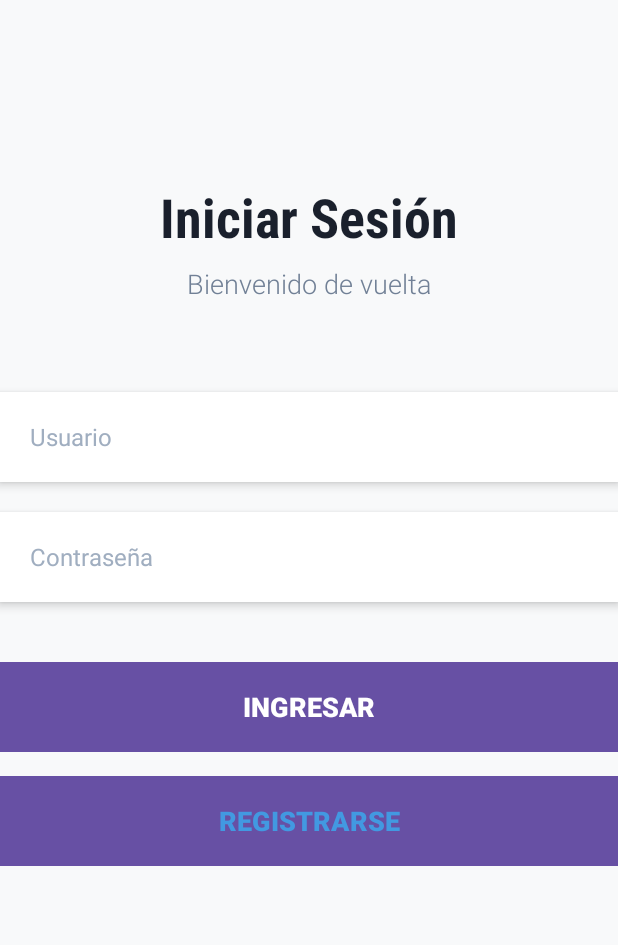
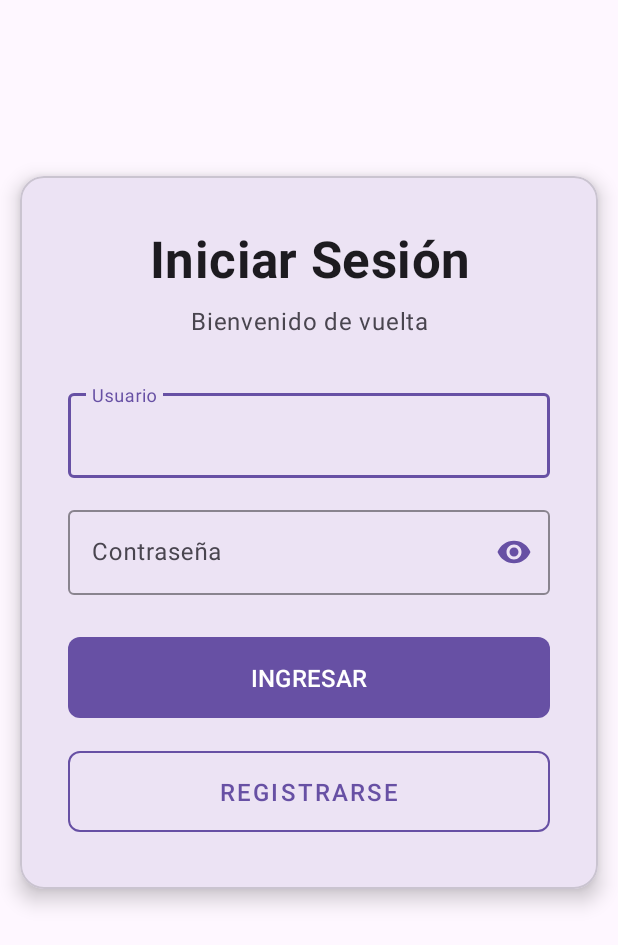
Before and after one commit to Emmmirr/SharedPreferencesApp, an Android app: the LoginActivity screen opened directly, with no data from a screen before it, on a phone screen of 412 x 824 dp. Shown: the top 945 px of the screen. Run offline under Robolectric (Android 15) with nearby library versions, the phone set to English and light mode, and no system bars.

Commit message:
Actualización login

```diff
--- a/app/src/main/res/layout/activity_login.xml
+++ b/app/src/main/res/layout/activity_login.xml
@@ -5,107 +5,118 @@
     android:id="@+id/main"
     android:layout_width="match_parent"
     android:layout_height="match_parent"
-    android:background="#F8F9FA"
-    android:padding="32dp"
+    android:background="?android:attr/colorBackground"
+    android:padding="24dp"
     tools:context=".LoginActivity">
 
+    <!-- Card principal del login -->
+    <com.google.android.material.card.MaterialCardView
+        android:id="@+id/cardLogin"
+        android:layout_width="0dp"
+        android:layout_height="wrap_content"
+        android:layout_marginTop="100dp"
+        app:cardCornerRadius="16dp"
+        app:cardElevation="8dp"
+        app:cardUseCompatPadding="true"
+        app:cardBackgroundColor="?attr/colorSurface"
+        app:layout_constraintEnd_toEndOf="parent"
+        app:layout_constraintStart_toStartOf="parent"
+        app:layout_constraintTop_toTopOf="parent">
+
+        <LinearLayout
+            android:layout_width="match_parent"
+            android:layout_height="wrap_content"
+            android:orientation="vertical"
+            android:padding="32dp">
+
+            <!-- Título -->
             <TextView
                 android:id="@+id/tvTitle"
-        android:layout_width="wrap_content"
+                android:layout_width="match_parent"
                 android:layout_height="wrap_content"
-        android:layout_marginTop="120dp"
+                android:gravity="center"
                 android:text="Iniciar Sesión"
-        android:textColor="#1A202C"
-        android:textSize="36sp"
+                android:textAppearance="?attr/textAppearanceHeadline4"
+                android:textColor="?attr/colorOnSurface"
                 android:textStyle="bold"
-        android:fontFamily="sans-serif-condensed"
-        app:layout_constraintEnd_toEndOf="parent"
-        app:layout_constraintStart_toStartOf="parent"
-        app:layout_constraintTop_toTopOf="parent" />
+                android:layout_marginBottom="8dp" />
 
+            <!-- Subtítulo -->
             <TextView
                 android:id="@+id/tvSubtitle"
-        android:layout_width="wrap_content"
+                android:layout_width="match_parent"
                 android:layout_height="wrap_content"
-        android:layout_marginTop="8dp"
+                android:gravity="center"
                 android:text="Bienvenido de vuelta"
-        android:textColor="#718096"
-        android:textSize="18sp"
-        android:fontFamily="sans-serif-light"
-        app:layout_constraintEnd_toEndOf="parent"
-        app:layout_constraintStart_toStartOf="parent"
-        app:layout_constraintTop_toBottomOf="@+id/tvTitle" />
+                android:textAppearance="?attr/textAppearanceBody1"
+                android:textColor="?attr/colorOnSurfaceVariant"
+                android:layout_marginBottom="32dp" />
 
-    <EditText
+            <!-- Campo de usuario -->
+            <com.google.android.material.textfield.TextInputLayout
+                android:layout_width="match_parent"
+                android:layout_height="wrap_content"
+                android:layout_marginBottom="16dp"
+                android:hint="Usuario"
+                app:boxStrokeColor="?attr/colorPrimary"
+                app:hintTextColor="?attr/colorPrimary">
+
+                <com.google.android.material.textfield.TextInputEditText
                     android:id="@+id/etUsername"
-        android:layout_width="0dp"
-        android:layout_height="60dp"
-        android:layout_marginTop="60dp"
-        android:background="#FFFFFF"
-        android:elevation="4dp"
-        android:hint="Usuario"
+                    android:layout_width="match_parent"
+                    android:layout_height="wrap_content"
                     android:inputType="text"
-        android:paddingLeft="20dp"
-        android:paddingRight="20dp"
-        android:textColor="#2D3748"
-        android:textColorHint="#A0AEC0"
+                    android:textColor="?attr/colorOnSurface" />
+
+            </com.google.android.material.textfield.TextInputLayout>
+
+            <!-- Campo de contraseña -->
+            <com.google.android.material.textfield.TextInputLayout
+                android:layout_width="match_parent"
+                android:layout_height="wrap_content"
+                android:layout_marginBottom="24dp"
+                android:hint="Contraseña"
+                app:boxStrokeColor="?attr/colorPrimary"
+                app:hintTextColor="?attr/colorPrimary"
+                app:passwordToggleEnabled="true"
+                app:passwordToggleTint="?attr/colorPrimary">
+
+                <com.google.android.material.textfield.TextInputEditText
+                    android:id="@+id/etContrasena"
+                    android:layout_width="match_parent"
+                    android:layout_height="wrap_content"
+                    android:inputType="textPassword"
+                    android:textColor="?attr/colorOnSurface" />
+
+            </com.google.android.material.textfield.TextInputLayout>
+
+            <!-- Botón de login -->
+            <com.google.android.material.button.MaterialButton
+                android:id="@+id/btnLogin"
+                android:layout_width="match_parent"
+                android:layout_height="wrap_content"
+                android:layout_marginBottom="12dp"
+                android:padding="16dp"
+                android:text="INGRESAR"
                 android:textSize="16sp"
-        android:fontFamily="sans-serif"
-        app:layout_constraintEnd_toEndOf="parent"
-        app:layout_constraintStart_toStartOf="parent"
-        app:layout_constraintTop_toBottomOf="@+id/tvSubtitle" />
+                app:backgroundTint="?attr/colorPrimary"
+                app:cornerRadius="8dp" />
 
-    <EditText
-        android:id="@+id/etContrasena"
-        android:layout_width="0dp"
-        android:layout_height="60dp"
-        android:layout_marginTop="20dp"
-        android:background="#FFFFFF"
-        android:elevation="4dp"
-        android:hint="Contraseña"
-        android:inputType="textPassword"
-        android:paddingLeft="20dp"
-        android:paddingRight="20dp"
-        android:textColor="#2D3748"
-        android:textColorHint="#A0AEC0"
+            <!-- Botón de registro -->
+            <com.google.android.material.button.MaterialButton
+                android:id="@+id/btnRegresarRegister"
+                style="@style/Widget.MaterialComponents.Button.OutlinedButton"
+                android:layout_width="match_parent"
+                android:layout_height="wrap_content"
+                android:padding="16dp"
+                android:text="REGISTRARSE"
                 android:textSize="16sp"
-        android:fontFamily="sans-serif"
-        app:layout_constraintEnd_toEndOf="parent"
-        app:layout_constraintStart_toStartOf="parent"
-        app:layout_constraintTop_toBottomOf="@+id/etUsername" />
+                android:textColor="?attr/colorPrimary"
+                app:strokeColor="?attr/colorPrimary"
+                app:cornerRadius="8dp" />
 
-    <Button
-        android:id="@+id/btnLogin"
-        android:layout_width="0dp"
-        android:layout_height="60dp"
-        android:layout_marginTop="40dp"
-        android:background="#4299E1"
-        android:text="INGRESAR"
-        android:textColor="#FFFFFF"
-        android:textSize="18sp"
-        android:textStyle="bold"
-        android:fontFamily="sans-serif-medium"
-        android:elevation="6dp"
-        android:textAllCaps="true"
-        app:layout_constraintEnd_toEndOf="parent"
-        app:layout_constraintStart_toStartOf="parent"
-        app:layout_constraintTop_toBottomOf="@+id/etContrasena" />
+        </LinearLayout>
 
-    <Button
-        android:id="@+id/btnRegresarRegister"
-        android:layout_width="0dp"
-        android:layout_height="60dp"
-        android:layout_marginTop="16dp"
-        android:background="#E2E8F0"
-        android:text="REGISTRARSE"
-        android:textColor="#4299E1"
-        android:textSize="18sp"
-        android:textStyle="bold"
-        android:fontFamily="sans-serif-medium"
-        android:elevation="2dp"
-        android:textAllCaps="true"
-        app:layout_constraintEnd_toEndOf="parent"
-        app:layout_constraintStart_toStartOf="parent"
-        app:layout_constraintTop_toBottomOf="@+id/btnLogin" />
+    </com.google.android.material.card.MaterialCardView>
 
 </androidx.constraintlayout.widget.ConstraintLayout>
```
Also changed, not shown: app/src/main/res/layout/activity_main.xml (+22 -8 lines), app/src/main/res/layout/activity_register.xml (+107 -83 lines). Lines whose indentation alone changed are shown as unchanged.
